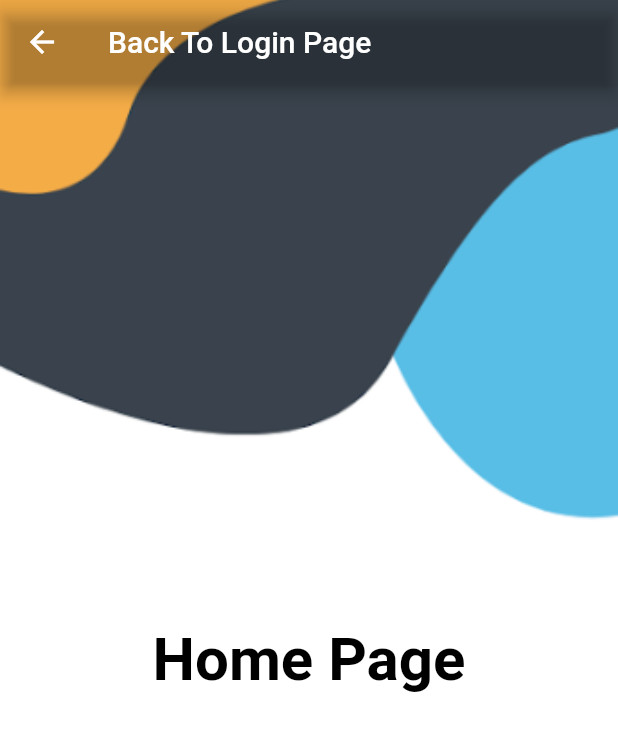
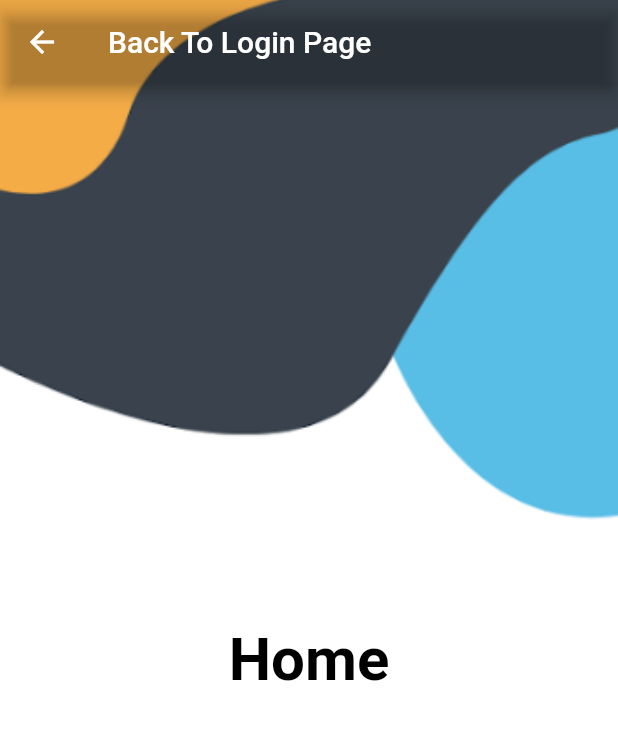
Before and after one commit to JayeshParab970/Login_Register-flutter, a Flutter app: the screen it shows after launch, after a tap on the "arrow forward" icon, on a phone screen of 412 x 824 dp. Shown: the top 731 px of the screen. Run offline on Flutter 3.47's test engine with Material 2 defaults, Android fonts, the phone set to English and light mode, and no system bars.

Commit message:
This is my Flutter Project

```diff
--- a/lib/welcome.dart
+++ b/lib/welcome.dart
@@ -25,7 +25,7 @@ class _WelcomePageState extends State<WelcomePage> {
                 mainAxisSize:MainAxisSize.min ,
                 children: [
                   Container(
-                    child: Text('Home Page',
+                    child: Text('Home',
                       style: TextStyle(color: Colors.black, fontSize: 40,fontWeight: FontWeight.w700),
                     ),
                   )
```
